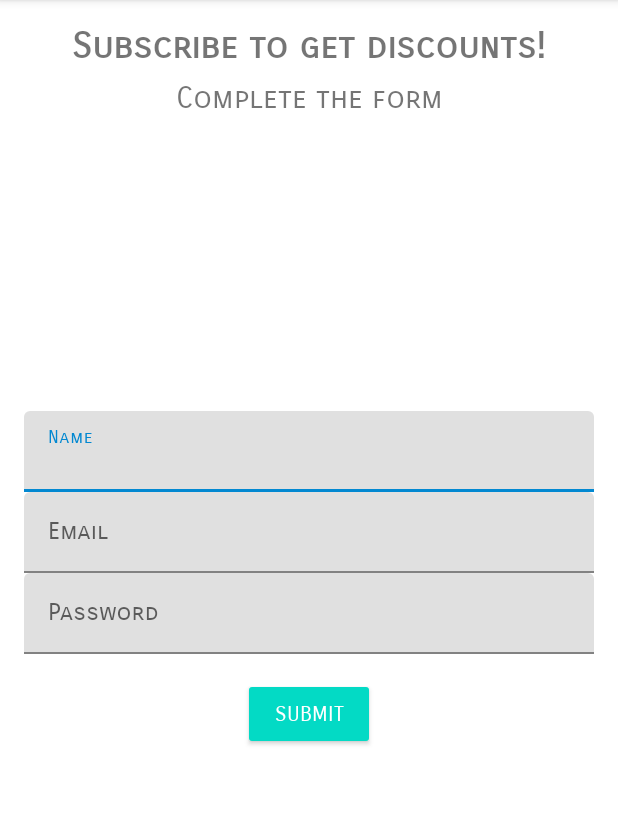
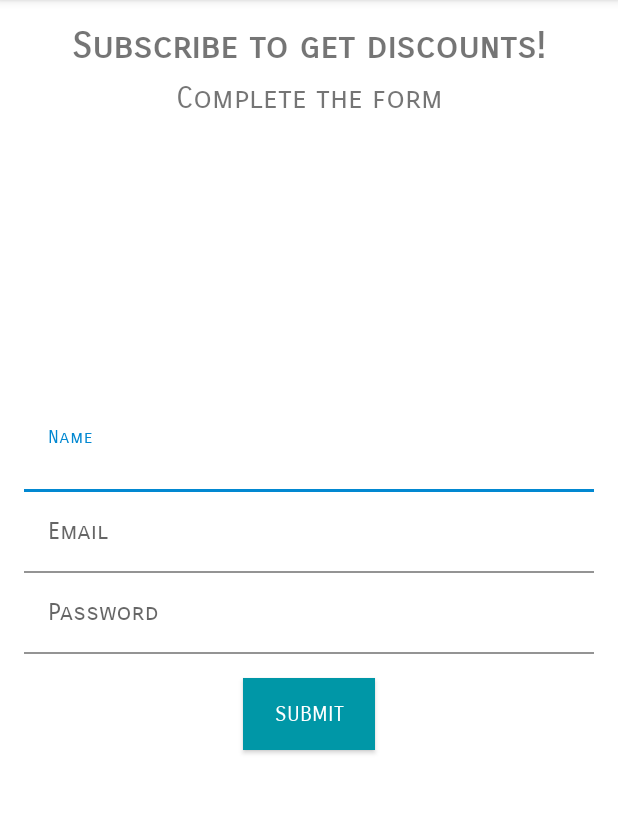
Before and after one commit to FacundoAramayo/accessibility-issues-android, an Android app: the FormActivity screen opened directly, with no data from a screen before it, on a phone screen of 412 x 824 dp, the part 84-898 px from its top. Run offline under Robolectric (Android 15) with nearby library versions, the phone set to English and light mode, and no system bars.

Commit message:
Fixed accessibility issues in Form screen

```diff
--- a/AccessibilityIssues/app/src/main/AndroidManifest.xml
+++ b/AccessibilityIssues/app/src/main/AndroidManifest.xml
@@ -24,7 +24,11 @@
         </activity>
         <activity android:name=".ui.form.FormActivity"
             android:exported="false"
-            android:label="@string/app_name"/>
+            android:label="@string/app_name">
+            <meta-data
+                android:name="android.support.PARENT_ACTIVITY"
+                android:value=".MainActivity" />
+        </activity>
     </application>
 
 </manifest>
--- a/AccessibilityIssues/app/src/main/java/fcode/demo/accessibilityissues/ui/form/FormActivity.kt
+++ b/AccessibilityIssues/app/src/main/java/fcode/demo/accessibilityissues/ui/form/FormActivity.kt
@@ -1,6 +1,7 @@
 package fcode.demo.accessibilityissues.ui.form
 
 import android.os.Bundle
+import android.view.inputmethod.EditorInfo
 import androidx.appcompat.app.AppCompatActivity
 import fcode.demo.accessibilityissues.databinding.ActivityFormBinding
 
@@ -17,6 +18,12 @@ class FormActivity : AppCompatActivity() {
         binding.actionButton.setOnClickListener {
             finish()
         }
+        binding.editTextPassword.setOnEditorActionListener { v, actionId, event ->
+            if (actionId == EditorInfo.IME_ACTION_DONE) {
+                finish()
+            }
+            return@setOnEditorActionListener true
+        }
     }
 
 }
--- a/AccessibilityIssues/app/src/main/res/layout/activity_form.xml
+++ b/AccessibilityIssues/app/src/main/res/layout/activity_form.xml
@@ -1,11 +1,15 @@
 <?xml version="1.0" encoding="utf-8"?>
-<androidx.constraintlayout.widget.ConstraintLayout xmlns:android="http://schemas.android.com/apk/res/android"
+<androidx.core.widget.NestedScrollView xmlns:android="http://schemas.android.com/apk/res/android"
     xmlns:app="http://schemas.android.com/apk/res-auto"
-    xmlns:tools="http://schemas.android.com/tools"
     android:id="@+id/container"
     android:layout_width="match_parent"
     android:layout_height="match_parent"
+    android:fillViewport="true"
     android:background="@color/white">
+
+    <androidx.constraintlayout.widget.ConstraintLayout
+        android:layout_width="match_parent"
+        android:layout_height="match_parent">
 
         <TextView
             android:id="@+id/title"
@@ -52,27 +56,41 @@
                 android:layout_height="wrap_content"
                 android:hint="@string/name">
                 <com.google.android.material.textfield.TextInputEditText
+                    android:id="@+id/editTextName"
                     android:layout_width="match_parent"
                     android:layout_height="wrap_content"
-                android:fontFamily="sans-serif-smallcaps"/>
+                    android:background="@color/white"
+                    android:fontFamily="sans-serif-smallcaps"
+                    android:imeOptions="actionNext|flagNoExtractUi"
+                    android:inputType="textNoSuggestions"
+                    android:nextFocusDown="@id/editTextEmail"/>
             </com.google.android.material.textfield.TextInputLayout>
             <com.google.android.material.textfield.TextInputLayout
                 android:layout_width="match_parent"
                 android:layout_height="wrap_content"
                 android:hint="@string/email">
                 <com.google.android.material.textfield.TextInputEditText
+                    android:id="@+id/editTextEmail"
                     android:layout_width="match_parent"
                     android:layout_height="wrap_content"
-                android:fontFamily="sans-serif-smallcaps"/>
+                    android:background="@color/white"
+                    android:fontFamily="sans-serif-smallcaps"
+                    android:imeOptions="actionNext|flagNoExtractUi"
+                    android:inputType="textEmailAddress"
+                    android:nextFocusDown="@id/editTextPassword"/>
             </com.google.android.material.textfield.TextInputLayout>
             <com.google.android.material.textfield.TextInputLayout
                 android:layout_width="match_parent"
                 android:layout_height="wrap_content"
                 android:hint="@string/password">
                 <com.google.android.material.textfield.TextInputEditText
+                    android:id="@+id/editTextPassword"
                     android:layout_width="match_parent"
                     android:layout_height="wrap_content"
-                android:fontFamily="sans-serif-smallcaps"/>
+                    android:background="@color/white"
+                    android:fontFamily="sans-serif-smallcaps"
+                    android:imeOptions="actionDone|flagNoExtractUi"
+                    android:inputType="textPassword"/>
             </com.google.android.material.textfield.TextInputLayout>
             <androidx.appcompat.widget.AppCompatButton
                 android:id="@+id/actionButton"
@@ -81,7 +99,7 @@
                 android:text="@string/submit"
                 android:layout_gravity="center"
                 android:layout_marginTop="@dimen/activity_vertical_margin"
-            style="@style/Widget.AppCompat.Button.Colored"
+                style="@style/AppButton"
                 android:fontFamily="sans-serif-smallcaps"
                 app:layout_constraintBottom_toBottomOf="parent"
                 app:layout_constraintStart_toStartOf="parent"
@@ -90,3 +108,5 @@
         </LinearLayout>
 
     </androidx.constraintlayout.widget.ConstraintLayout>
+
+</androidx.core.widget.NestedScrollView>
```
Lines whose indentation alone changed are shown as unchanged.
